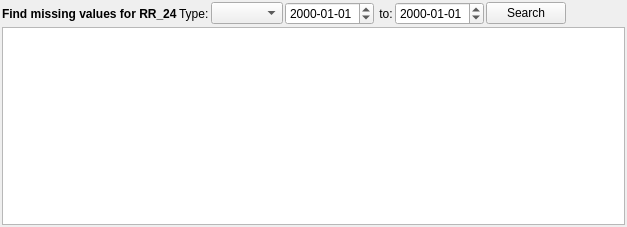
metno/kvhqc, file src/missingobs/missingvalues.ui: the form before one commit.
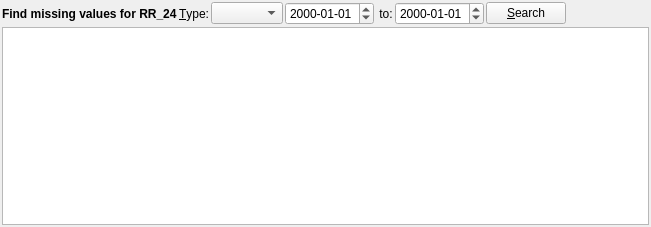
The form after the commit. Icons and pictures are not drawn. Custom widgets are drawn as their Qt base class.

Patch:
```diff
--- a/src/missingobs/missingvalues.ui
+++ b/src/missingobs/missingvalues.ui
@@ -6,7 +6,7 @@
    <rect>
     <x>0</x>
     <y>0</y>
-    <width>627</width>
+    <width>651</width>
     <height>227</height>
    </rect>
   </property>
@@ -45,7 +45,10 @@
      <item>
       <widget class="QLabel" name="labelType">
        <property name="text">
-        <string>Type:</string>
+        <string>&amp;Type:</string>
+       </property>
+       <property name="buddy">
+        <cstring>comboType</cstring>
        </property>
       </widget>
      </item>
@@ -76,7 +79,7 @@
      <item>
       <widget class="QPushButton" name="buttonApply">
        <property name="text">
-        <string>Search</string>
+        <string>&amp;Search</string>
        </property>
       </widget>
      </item>
```
